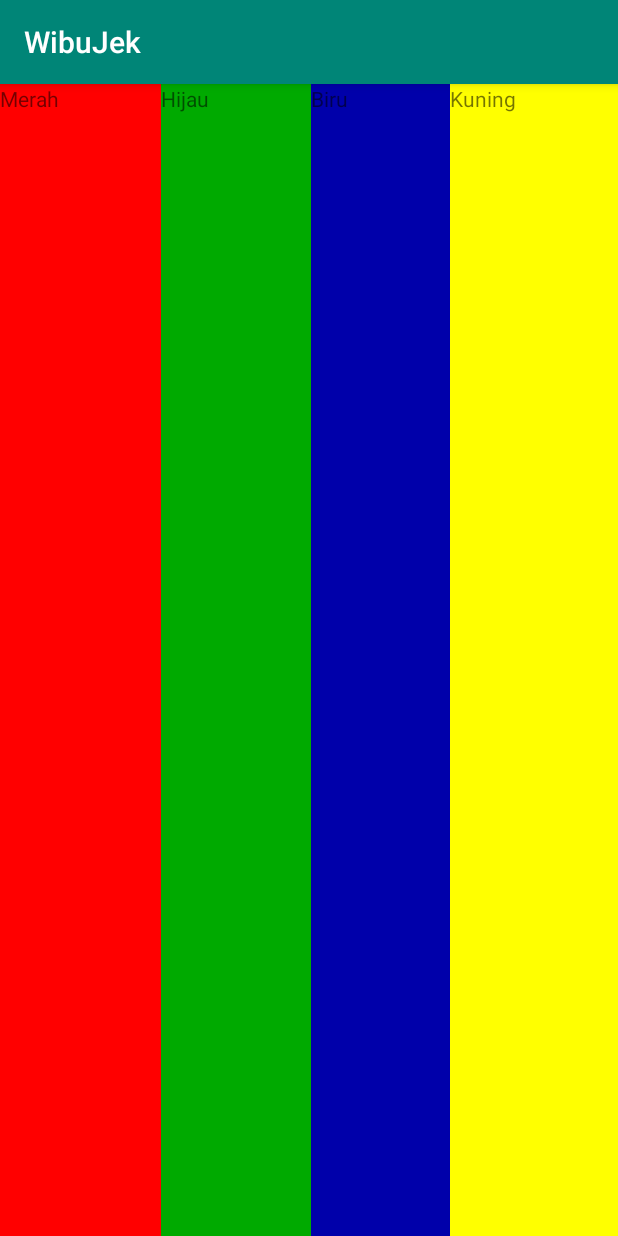
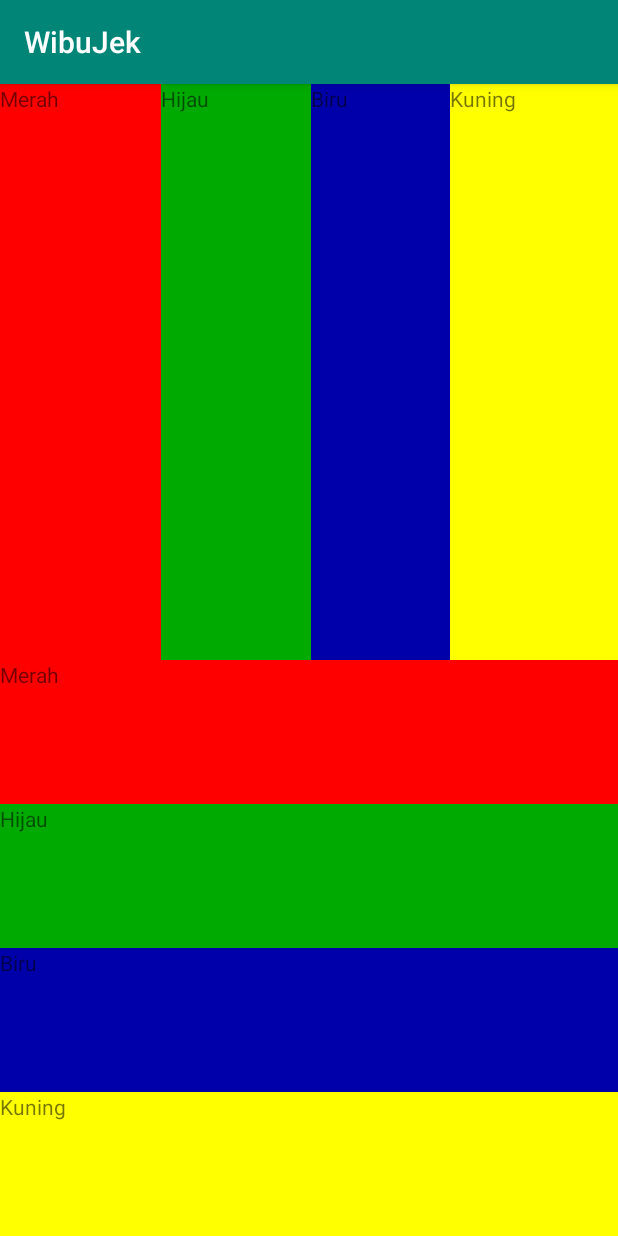
Before and after one commit to okutasan/wibujek, an Android app: the screen it shows after launch (MainActivity), on a phone screen of 412 x 824 dp. Run offline under Robolectric (Android 15) with nearby library versions, the phone set to English and light mode, and no system bars.

Commit message:
belajar layout

```diff
--- a/app/src/main/res/layout/activity_main.xml
+++ b/app/src/main/res/layout/activity_main.xml
@@ -47,6 +47,43 @@
 
     </LinearLayout>
 
+    <LinearLayout
+        android:layout_width="match_parent"
+        android:layout_height="match_parent"
+        android:layout_weight="1"
+        android:orientation="vertical">
+
+        <TextView
+            android:layout_width="match_parent"
+            android:layout_height="match_parent"
+            android:layout_weight="1"
+            android:background="#FF0000"
+            android:text="Merah"/>
+
+        <TextView
+            android:layout_width="match_parent"
+            android:layout_height="match_parent"
+            android:layout_weight="1"
+            android:background="#00aa00"
+            android:text="Hijau"/>
+
+        <TextView
+            android:layout_width="match_parent"
+            android:layout_height="match_parent"
+            android:layout_weight="1"
+            android:background="#0000aa"
+            android:text="Biru"/>
+
+        <TextView
+            android:layout_width="match_parent"
+            android:layout_height="match_parent"
+            android:layout_weight="1"
+            android:background="#FFFF00"
+            android:text="Kuning"/>
+
+
+    </LinearLayout>
+
 
 
 </LinearLayout>
```
